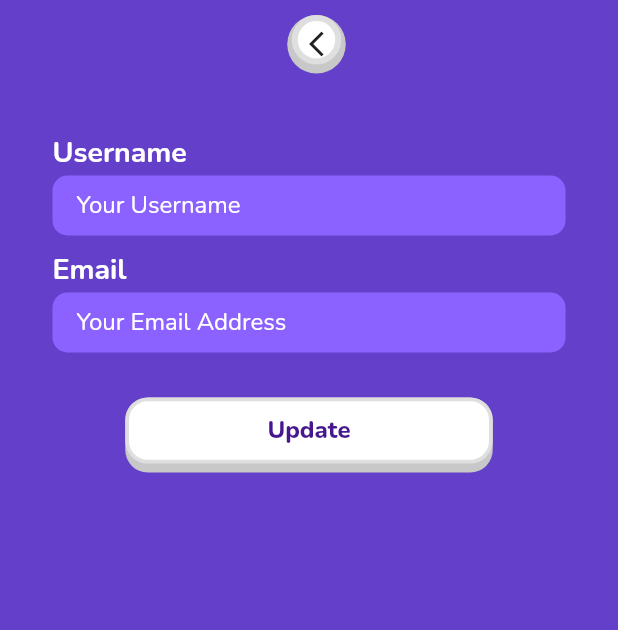
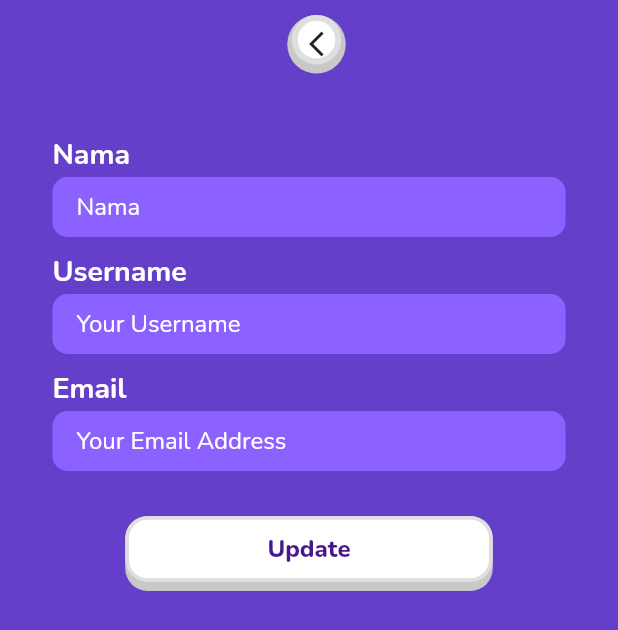
Before and after one commit to gdochadipa/acak-kata-mobile, a Flutter app: the ProfileEditPage screen opened by its route, on a phone screen of 412 x 824 dp. Shown: the top 630 px of the screen. Run offline on Flutter 3.47's test engine with Material 2 defaults, Android fonts, the phone set to English and light mode, and no system bars; our stand-ins replace animate_do, auto_size_text, bouncing_widget, confetti, datetime_picker_formfield, flutter_staggered_animations and 9 more; missing offline and left inert: dart:ffi; accounts and stored records are empty.

Commit message:
stage-6-1-1

```diff
--- a/lib/l10n/intl_en.arb
+++ b/lib/l10n/intl_en.arb
@@ -41,5 +41,5 @@
     "setting": "Setting",
     "save_setting" : "Save Setting",
     "about": "About",
-    "about_cite" : ""
+    "about_cite": "Source Dictionary : \n - dictionary.basabali.org \n - Faisal Amir, Dictionary Box\n - Muhammad Irfan Luthfi, Kamus-Jawa-Indonesia\n - Sahri Riza Umami, Kamus Besar Bahasa Indonesia Edisi IV"
 }
--- a/lib/l10n/intl_id.arb
+++ b/lib/l10n/intl_id.arb
@@ -40,6 +40,6 @@
     "back_to_menu": "KEMBALI KE MENU",
     "setting":"Pengaturan",
     "save_setting" : "Simpan Pengaturan",
-    "about" : "Tentang",
-    "about_cite": ""
+    "about" : "Tentang Aplikasi",
+    "about_cite": "Sumber Basis Pengetahuan : \n - dictionary.basabali.org \n - Faisal Amir, Dictionary Box\n - Muhammad Irfan Luthfi, Kamus-Jawa-Indonesia\n - Sahri Riza Umami, Kamus Besar Bahasa Indonesia Edisi IV"
 }
--- a/lib/main.dart
+++ b/lib/main.dart
@@ -1,4 +1,5 @@
 import 'package:acakkata/generated/l10n.dart';
+import 'package:acakkata/pages/about/about_page.dart';
 import 'package:acakkata/pages/auth/profile_edit_page.dart';
 import 'package:acakkata/pages/auth/signin_page.dart';
 import 'package:acakkata/pages/auth/signup_page.dart';
@@ -60,6 +61,7 @@ class MyApp extends StatelessWidget {
           '/sign-in': (context) => SignInPage(),
           '/sign-up': (context) => SignUpPage(),
           '/update-profile': (context) => ProfileEditPage(),
+          '/about': (context) => AbountPage(),
           // '/home': (context) => MainPage(),
           '/home': (context) => const NewHomePage(),
         },
--- a/lib/pages/auth/modal/show_profile_modal.dart
+++ b/lib/pages/auth/modal/show_profile_modal.dart
@@ -129,7 +129,7 @@ class _ShowProfileModalState extends State<ShowProfileModal> {
                           ),
                         ),
                         onClick: () {
-                          Navigator.pushNamed(context, '/home');
+                          Navigator.pushNamed(context, '/update-profile');
                         }),
                   ),
                   Container(
--- a/lib/pages/auth/profile_edit_page.dart
+++ b/lib/pages/auth/profile_edit_page.dart
@@ -1,10 +1,13 @@
 import 'package:acakkata/providers/auth_provider.dart';
+import 'package:acakkata/providers/language_db_provider.dart';
 import 'package:acakkata/theme.dart';
 import 'package:acakkata/widgets/btn_loading.dart';
 import 'package:acakkata/widgets/button/button_bounce.dart';
 import 'package:acakkata/widgets/button/circle_bounce_button.dart';
 import 'package:flutter/material.dart';
+import 'package:logger/logger.dart';
 import 'package:provider/provider.dart';
+import 'package:shared_preferences/shared_preferences.dart';
 
 class ProfileEditPage extends StatefulWidget {
   const ProfileEditPage({Key? key}) : super(key: key);
@@ -21,10 +24,31 @@ class _ProfileEditPageState extends State<ProfileEditPage> {
   TextEditingController usernameController = TextEditingController(text: '');
 
   bool isLoading = false;
+  late AuthProvider authProvider =
+      Provider.of<AuthProvider>(context, listen: false);
+
+  Logger logger = Logger(
+    printer: PrettyPrinter(methodCount: 0),
+  );
+
+  getInit() async {
+    setState(() {
+      nameController.text = authProvider.user!.name ?? '';
+      emailController.text = authProvider.user!.email ?? '';
+      usernameController.text = authProvider.user!.email ?? '';
+    });
+  }
+
+  @override
+  void initState() {
+    // TODO: implement initState
+    getInit();
+    super.initState();
+  }
 
   @override
   Widget build(BuildContext context) {
-    AuthProvider authProvider = Provider.of<AuthProvider>(context);
+    authProvider = Provider.of<AuthProvider>(context);
 
     handleUpdateProfile() async {
       setState(() {
@@ -58,6 +82,7 @@ class _ProfileEditPageState extends State<ProfileEditPage> {
           ),
           backgroundColor: alertColor,
         ));
+        logger.e(error);
       }
     }
 
@@ -79,14 +104,13 @@ class _ProfileEditPageState extends State<ProfileEditPage> {
     }
 
     Widget header() {
-      return Container(
-        child: Stack(children: [
-          Container(
-            margin: const EdgeInsets.only(left: 10, top: 10),
-            alignment: Alignment.topRight,
-            child: btnBack(),
-          ),
-        ]),
+      return SizedBox(
+        height: 50,
+        child: Container(
+          margin: const EdgeInsets.only(left: 10, top: 10),
+          alignment: Alignment.topLeft,
+          child: btnBack(),
+        ),
       );
     }
 
@@ -232,6 +256,7 @@ class _ProfileEditPageState extends State<ProfileEditPage> {
             child: Column(
           crossAxisAlignment: CrossAxisAlignment.center,
           children: [
+            nameInput(),
             usernameInput(),
             emailInput(),
             isLoading ? ButtonLoading() : updateButton(),
```
Also changed, not shown: lib/pages/about/about_page.dart (+7 -3 lines), lib/providers/auth_provider.dart (+7 -2 lines), lib/service/auth_service.dart (+10 -3 lines), lib/widgets/popover/language_app_modal.dart (+21 -1 lines), lib/generated/intl/messages_en.dart, lib/generated/intl/messages_id.dart, lib/generated/l10n.dart.
